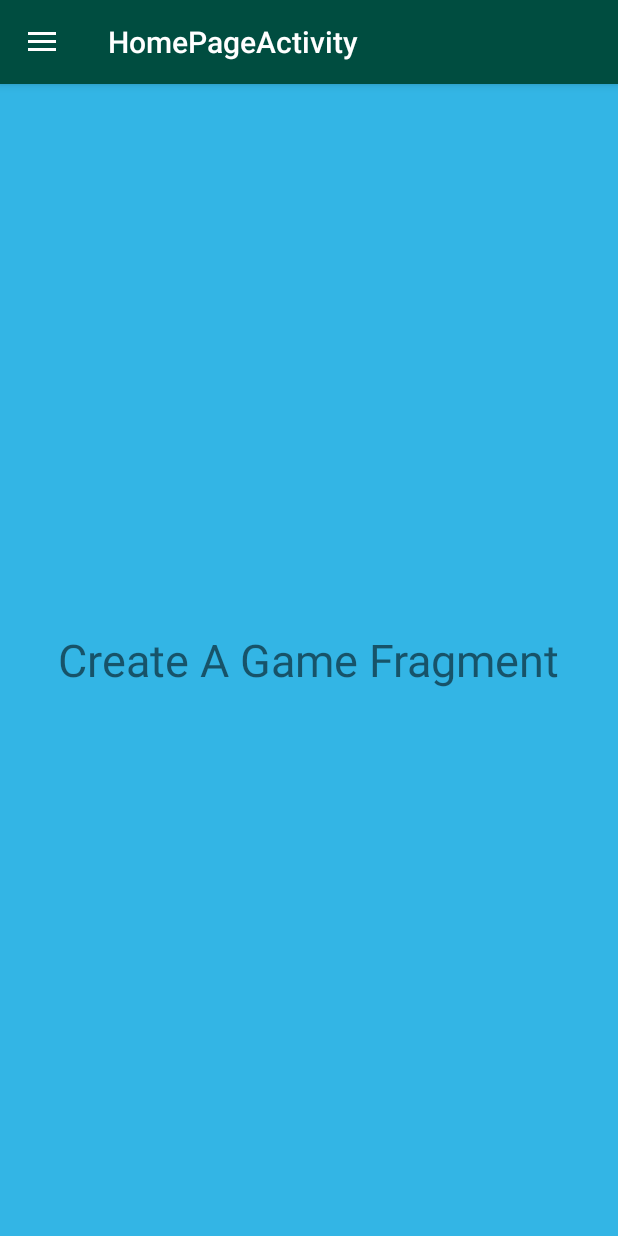
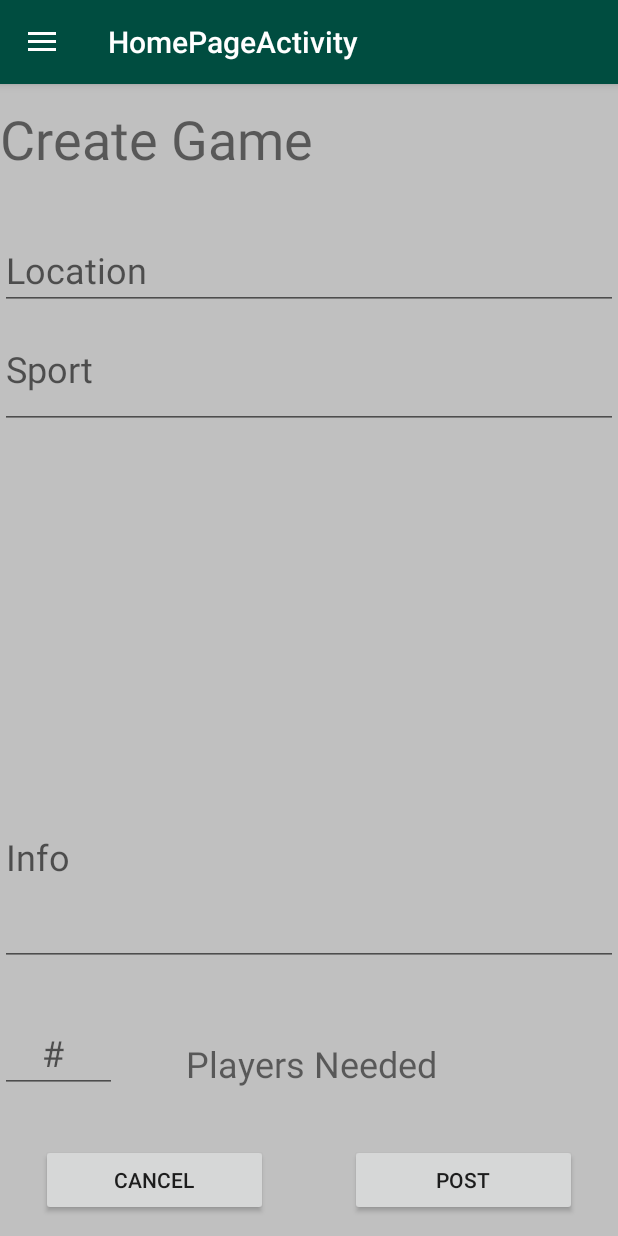
Before and after one commit to Arkham32/cmpt498-Huddle-, an Android app: the fragment CreateGameFragment placed in its activity, on a phone screen of 412 x 824 dp. Run offline under Robolectric (Android 15) with nearby library versions, the phone set to English and light mode, and no system bars.

Commit message:
worked on the creading game

```diff
--- a/app/src/main/java/com/example/raahymasif/cmpt498/Model/User.java
+++ b/app/src/main/java/com/example/raahymasif/cmpt498/Model/User.java
@@ -6,15 +6,17 @@ public class User {
     private String Password;
     private String Email;
     private String Username;
+    private String Admin;
 
     public User() {
     }
 
-    public User(String Fname, String Lname, String password, String email){ //String username) {
+    public User(String Fname, String Lname, String password, String email, String admin){ //String username) {
         FirstName = Fname;
         LastName = Lname;
         Password = password;
         Email = email;
+        this.Admin = admin;
         //Username = username;
     }
 
@@ -30,6 +32,9 @@ public class User {
     public void setLastName(String Lname) {
         LastName = Lname;
     }
+
+    public String checkAdminStatus(String admin){ return Admin; }
+    public void setAdmin(String admin) { Admin = admin; }
 
     public String getPassword() {
         return Password;
--- a/app/src/main/java/com/example/raahymasif/cmpt498/SignUp.java
+++ b/app/src/main/java/com/example/raahymasif/cmpt498/SignUp.java
@@ -10,6 +10,7 @@ import android.widget.ProgressBar;
 import android.widget.Toast;
 
 import com.example.raahymasif.cmpt498.Model.User;
+import com.google.firebase.FirebaseApp;
 import com.google.firebase.database.DataSnapshot;
 import com.google.firebase.database.DatabaseError;
 import com.google.firebase.database.DatabaseReference;
@@ -23,6 +24,7 @@ public class SignUp extends AppCompatActivity {
     MaterialEditText edtFirstName,edtLastName,edtPassword,edtEmail,edtUsername;
     Button btnSignUp;
     String encodeEmail;
+    String adminStatus = "admin";
 
     //private ProgressDialog progressDialog;
 
@@ -76,8 +78,8 @@ public class SignUp extends AppCompatActivity {
                             else
                                 {
                                 mDialog.dismiss();
-                                //User user = new User(edtFirstName.getText().toString(),edtLastName.getText().toString(),edtPassword.getText().toString(),edtEmail.getText().toString(),edtUsername.getText().toString());
-                                User user = new User(edtFirstName.getText().toString(),edtLastName.getText().toString(),edtPassword.getText().toString(),encodeEmail.toString());
+                                // add to the database
+                                User user = new User(edtFirstName.getText().toString(),edtLastName.getText().toString(),edtPassword.getText().toString(),encodeEmail.toString(), adminStatus.toString());
                                 table_user.child(edtUsername.getText().toString()).setValue(user);
                                 Toast.makeText(SignUp.this, "Account Created!", Toast.LENGTH_SHORT).show();
                                 finish();
--- a/app/src/main/res/layout/fragment_creategame.xml
+++ b/app/src/main/res/layout/fragment_creategame.xml
@@ -2,14 +2,96 @@
 <RelativeLayout xmlns:android="http://schemas.android.com/apk/res/android"
     android:layout_width="match_parent"
     android:layout_height="match_parent"
-    android:background="@android:color/holo_blue_light">
+    android:background="#C0C0C0">
+
+            <TextView
+                android:layout_width="match_parent"
+                android:layout_height="wrap_content"
+                android:layout_alignParentStart="true"
+                android:layout_alignParentTop="true"
+                android:layout_marginTop="12dp"
+                android:text="Create Game"
+                android:textSize="36sp" />
+
+    <EditText
+        android:id="@+id/editText2"
+        android:layout_width="match_parent"
+        android:layout_height="79dp"
+        android:layout_alignParentStart="true"
+        android:layout_below="@+id/editText3"
+        android:ems="10"
+        android:hint="Sport"
+        android:inputType="textAutoComplete|textPersonName"
+        android:textSize="24sp" />
+
+    <EditText
+        android:id="@+id/editText3"
+        android:layout_width="match_parent"
+        android:layout_height="wrap_content"
+        android:layout_alignParentStart="true"
+        android:layout_alignParentTop="true"
+        android:layout_marginTop="97dp"
+        android:ems="10"
+        android:hint="Location"
+        android:inputType="textPersonName"
+        android:textColor="@android:color/black"
+        android:textSize="24sp" />
+
+    <EditText
+        android:id="@+id/editText5"
+        android:layout_width="match_parent"
+        android:layout_height="145dp"
+        android:layout_alignParentBottom="true"
+        android:layout_alignParentStart="true"
+        android:layout_marginBottom="180dp"
+        android:ems="10"
+        android:hint="Info"
+        android:inputType="textMultiLine"
+        android:textColor="@android:color/black"
+        android:textSize="24sp" />
+
+    <EditText
+        android:id="@+id/editText6"
+        android:layout_width="78dp"
+        android:layout_height="wrap_content"
+        android:layout_alignParentBottom="true"
+        android:layout_alignParentStart="true"
+        android:layout_marginBottom="95dp"
+        android:ems="10"
+        android:hint="    #"
+        android:inputType="number"
+        android:textColor="@android:color/black"
+        android:textSize="24sp" />
 
     <TextView
-        android:layout_width="wrap_content"
+        android:id="@+id/textView2"
+        android:layout_width="226dp"
+        android:layout_height="48dp"
+        android:layout_alignParentBottom="true"
+        android:layout_alignParentEnd="true"
+        android:layout_marginBottom="83dp"
+        android:layout_marginEnd="62dp"
+        android:text="Players Needed"
+        android:textSize="24sp" />
+
+    <Button
+        android:id="@+id/button1"
+        android:layout_width="151dp"
         android:layout_height="wrap_content"
-        android:text="Create A Game Fragment"
-        android:textSize="30sp"
-        android:layout_centerInParent="true"/>
+        android:layout_alignParentEnd="true"
+        android:layout_alignTop="@+id/button2"
+        android:layout_marginEnd="27dp"
+        android:text="Post" />
+
+    <Button
+        android:id="@+id/button2"
+        android:layout_width="151dp"
+        android:layout_height="wrap_content"
+        android:layout_alignParentBottom="true"
+        android:layout_alignParentStart="true"
+        android:layout_marginBottom="13dp"
+        android:layout_marginStart="27dp"
+        android:text="Cancel" />
 
 
 </RelativeLayout>
```
